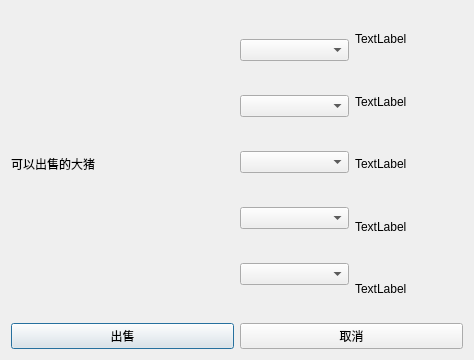
Qt form sell.ui (Jujuezi/repository) before a commit.
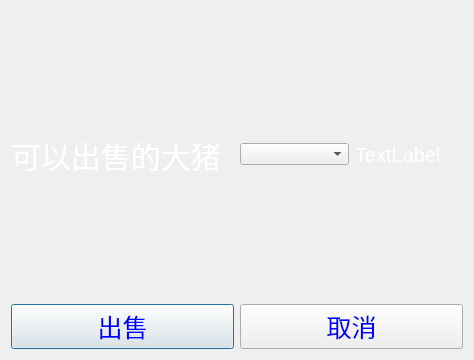
The same form after that commit. Icons and pictures are not drawn.

Diff of the .ui file:
```diff
--- a/sell.ui
+++ b/sell.ui
@@ -13,67 +13,47 @@
   <property name="windowTitle">
    <string>Dialog</string>
   </property>
+  <property name="styleSheet">
+   <string notr="true">#sell{border-image: url(:/pig/pigPos.jpg);}
+</string>
+  </property>
   <layout class="QGridLayout" name="gridLayout">
    <item row="0" column="0">
     <widget class="QLabel" name="label">
+     <property name="styleSheet">
+      <string notr="true">QLabel
+{
+color:white;
+font: 11pt &quot;方正舒体&quot;;
+font-size:30px
+}</string>
+     </property>
      <property name="text">
       <string>可以出售的大猪</string>
      </property>
     </widget>
    </item>
    <item row="0" column="1">
-    <layout class="QHBoxLayout" name="horizontalLayout">
+    <layout class="QVBoxLayout" name="verticalLayout">
      <item>
-      <layout class="QVBoxLayout" name="verticalLayout">
+      <layout class="QHBoxLayout" name="horizontalLayout">
        <item>
-        <widget class="QComboBox" name="comboBox"/>
-       </item>
-       <item>
-        <widget class="QComboBox" name="comboBox_2"/>
-       </item>
-       <item>
-        <widget class="QComboBox" name="comboBox_3"/>
-       </item>
-       <item>
-        <widget class="QComboBox" name="comboBox_4"/>
-       </item>
-       <item>
-        <widget class="QComboBox" name="comboBox_5"/>
-       </item>
-      </layout>
-     </item>
-     <item>
-      <layout class="QVBoxLayout" name="verticalLayout_2">
-       <item>
-        <widget class="QLabel" name="label_2">
-         <property name="text">
-          <string>TextLabel</string>
+        <widget class="QComboBox" name="comboBox">
+         <property name="styleSheet">
+          <string notr="true">font: 11pt &quot;站酷小薇LOGO体&quot;;</string>
          </property>
         </widget>
        </item>
        <item>
-        <widget class="QLabel" name="label_3">
-         <property name="text">
-          <string>TextLabel</string>
+        <widget class="QLabel" name="lblPrice">
+         <property name="styleSheet">
+          <string notr="true">QLabel
+{
+color:white;
+font: 11pt &quot;方正舒体&quot;;
+font-size:20px
+}</string>
          </property>
-        </widget>
-       </item>
-       <item>
-        <widget class="QLabel" name="label_4">
-         <property name="text">
-          <string>TextLabel</string>
-         </property>
-        </widget>
-       </item>
-       <item>
-        <widget class="QLabel" name="label_5">
-         <property name="text">
-          <string>TextLabel</string>
-         </property>
-        </widget>
-       </item>
-       <item>
-        <widget class="QLabel" name="label_6">
          <property name="text">
           <string>TextLabel</string>
          </property>
@@ -85,6 +65,18 @@
    </item>
    <item row="1" column="0">
     <widget class="QPushButton" name="btnSell">
+     <property name="styleSheet">
+      <string notr="true">QPushButton
+{
+color:blue;
+font: 11pt &quot;方正舒体&quot;;
+font-size:25px
+}
+QPushButton:hover {
+    background-color: #008cba;
+    color: white;
+}</string>
+     </property>
      <property name="text">
       <string>出售</string>
      </property>
@@ -92,6 +84,18 @@
    </item>
    <item row="1" column="1">
     <widget class="QPushButton" name="btnCancel">
+     <property name="styleSheet">
+      <string notr="true">QPushButton
+{
+color:blue;
+font: 11pt &quot;方正舒体&quot;;
+font-size:25px
+}
+QPushButton:hover {
+    background-color: #008cba;
+    color: white;
+}</string>
+     </property>
      <property name="text">
       <string>取消</string>
      </property>
```
